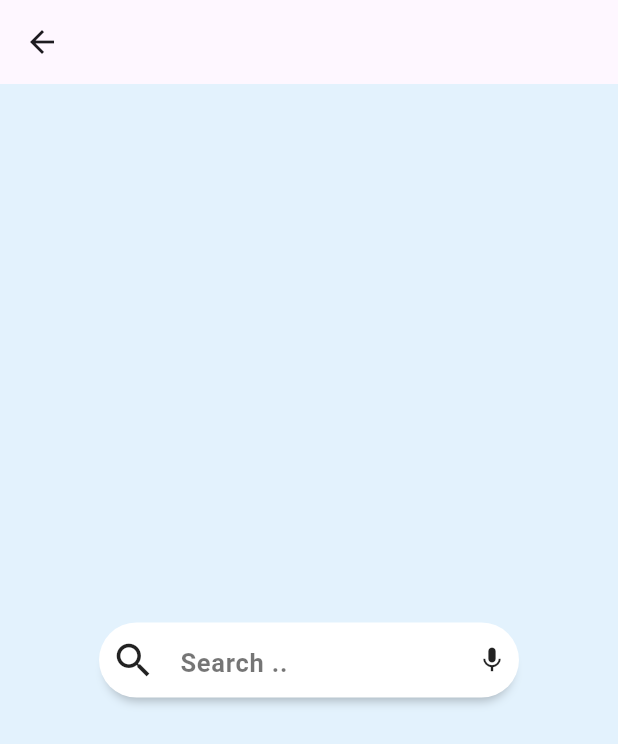
After one commit to SanaAltarabishi/animation, a Flutter app: the AnimatedSearchBar screen opened directly, after a tap on the "search" icon, on a phone screen of 412 x 824 dp. The commit adds this screen. Shown: the top 744 px of the screen. Run offline on Flutter 3.47's test engine with Material 3 defaults, Android fonts, the phone set to English and light mode, and no system bars.

Commit message:
search bar animation

```diff
--- /dev/null
+++ b/lib/search_bar.dart
@@ -0,0 +1,134 @@
+import 'dart:math';
+
+import 'package:flutter/material.dart';
+
+class AnimatedSearchBar extends StatefulWidget {
+  const AnimatedSearchBar({super.key});
+
+  @override
+  State<AnimatedSearchBar> createState() => _AnimatedSearchBarState();
+}
+
+class _AnimatedSearchBarState extends State<AnimatedSearchBar>
+    with SingleTickerProviderStateMixin {
+  bool isExpanded = false;
+  late AnimationController _animationController;
+  late TextEditingController _textEditingController;
+
+  @override
+  void initState() {
+    _textEditingController = TextEditingController();
+
+    _animationController = AnimationController(
+      vsync: this,
+      duration: const Duration(milliseconds: 400),
+    );
+    super.initState();
+  }
+
+  @override
+  Widget build(BuildContext context) {
+    return Scaffold(
+      appBar: AppBar(),
+      body: Container(
+        color: Colors.blue[50],
+        child: Center(
+          child: AnimatedContainer(
+            duration: const Duration(
+              milliseconds: 400,
+            ),
+            width: isExpanded ? 280 : 50,
+            height: 50,
+            decoration: BoxDecoration(
+              color: Colors.white,
+              borderRadius: BorderRadius.circular(30),
+              // shape: BoxShape.circle,
+              boxShadow: const [
+                BoxShadow(
+                  color: Colors.black26,
+                  spreadRadius: -5,
+                  blurRadius: 5,
+                  offset: Offset(0, 7),
+                ),
+              ],
+            ),
+            child: Row(
+              children: [
+                Padding(
+                  padding: const EdgeInsets.only(left: 8),
+                  child: InkWell(
+                    onTap: () {
+                      setState(() {
+                        isExpanded = !isExpanded;
+                        if (isExpanded) {
+                          _animationController.forward();
+                        } else {
+                          _textEditingController.clear();
+                          _animationController.reverse();
+                        }
+                      });
+                    },
+                    child: const Icon(
+                      Icons.search,
+                      size: 30,
+                    ),
+                  ),
+                ),
+                Expanded(
+                  child: AnimatedOpacity(
+                    opacity: isExpanded ? 1 : 0,
+                    duration: const Duration(milliseconds: 200),
+                    child: TextField(
+                      controller: _textEditingController,
+                      cursorRadius: const Radius.circular(10),
+                      cursorWidth: 2,
+                      cursorColor: Colors.black,
+                      decoration: InputDecoration(
+                        floatingLabelBehavior: FloatingLabelBehavior.never,
+                        labelText: "Search ..",
+                        labelStyle: const TextStyle(
+                          fontSize: 17,
+                          color: Colors.black54,
+                          fontWeight: FontWeight.bold,
+                        ),
+                        alignLabelWithHint: true,
+                        border: OutlineInputBorder(
+                          borderRadius: BorderRadius.circular(20),
+                          borderSide: BorderSide.none,
+                        ),
+                      ),
+                    ),
+                  ),
+                ),
+                Expanded(
+                  child: Align(
+                    alignment: Alignment.centerRight,
+                    child: Visibility(
+                      visible: isExpanded,
+                      child: Padding(
+                        padding: const EdgeInsets.all(8),
+                        child: AnimatedBuilder(
+                          animation: _animationController,
+                          builder: (context, child) {
+                            return Transform.rotate(
+                              angle: _animationController.value * 2 * pi,
+                              child: child,
+                            );
+                          },
+                          child: const Icon(
+                            Icons.mic,
+                            size: 20,
+                          ),
+                        ),
+                      ),
+                    ),
+                  ),
+                ),
+              ],
+            ),
+          ),
+        ),
+      ),
+    );
+  }
+}
--- a/lib/second_page.dart
+++ b/lib/second_page.dart
@@ -7,6 +7,7 @@ import 'package:custom_transition/lines_animation.dart';
 import 'package:custom_transition/progressBar_animation_challenge.dart';
 import 'package:custom_transition/falsh_page.dart';
 import 'package:custom_transition/radial_wave_progress.dart';
+import 'package:custom_transition/search_bar.dart';
 import 'package:custom_transition/sliding_container.dart';
 import 'package:custom_transition/stagger_animation.dart';
 import 'package:flutter/material.dart';
@@ -147,11 +148,22 @@ class SecondPage extends StatelessWidget {
                     },
                     icon: const Icon(Icons.card_travel_sharp),
                   ),
+                  IconButton(
+                    onPressed: () {
+                      Navigator.push(
+                        context,
+                        MaterialPageRoute(
+                          builder: (context) => const AnimatedSearchBar(),
+                        ),
+                      );
+                    },
+                    icon: const Icon(Icons.search),
+                  ),
                 ],
               ),
             ),
           ),
-          Expanded(
+          const Expanded(
             child: SlidingContainer(
               color: Color.fromARGB(255, 24, 83, 112),
               initialOffsetX: -1,
```
